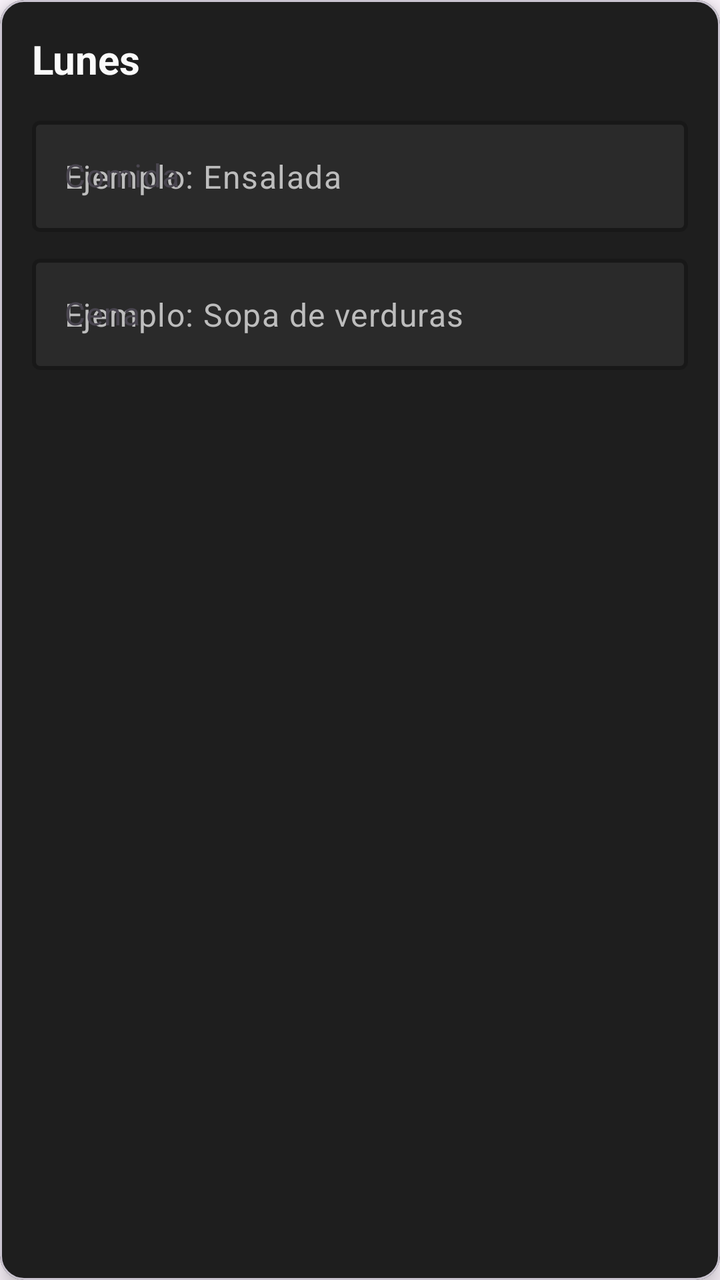
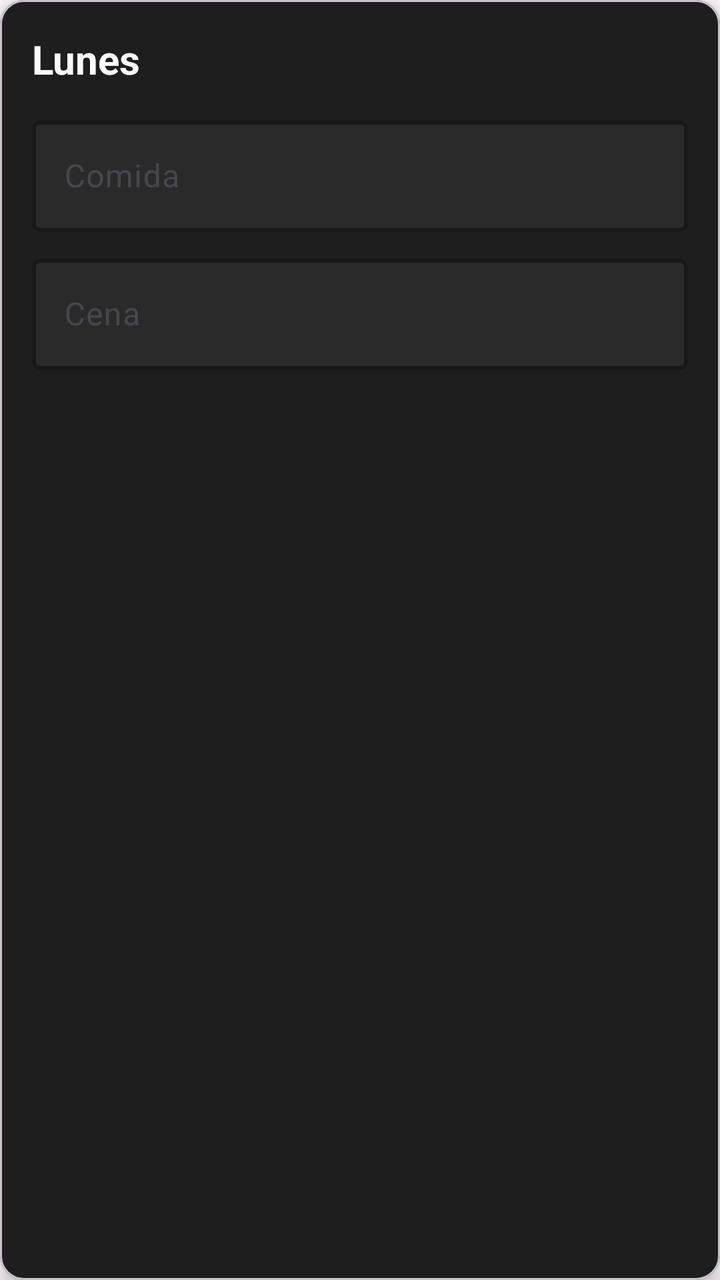

The first picture is an Android layout as it rendered before a commit; the second is the same layout after the commit. The layout source and the unified diff follow.
<!-- AndroidManifest.xml: application theme Theme.Ourmeat -->
<!-- res/layout/day_meal_item.xml -->
<?xml version="1.0" encoding="utf-8"?>
<com.google.android.material.card.MaterialCardView
  xmlns:android="http://schemas.android.com/apk/res/android"
  xmlns:app="http://schemas.android.com/apk/res-auto"
  android:layout_width="match_parent"
  android:layout_height="wrap_content"
  android:layout_marginBottom="12dp"
  app:cardCornerRadius="12dp"
  app:cardElevation="6dp"
  app:cardBackgroundColor="#1E1E1E">

  <LinearLayout
    android:layout_width="match_parent"
    android:layout_height="wrap_content"
    android:orientation="vertical"
    android:padding="16dp">

    
    <TextView
      android:id="@+id/tvDayName"
      android:layout_width="match_parent"
      android:layout_height="wrap_content"
      android:text="Lunes"
      android:textSize="20sp"
      android:textStyle="bold"
      android:textColor="#FAFAFA"
      android:layout_marginBottom="12dp" />

    
    <com.google.android.material.textfield.TextInputLayout
      android:layout_width="match_parent"
      android:layout_height="wrap_content"
      android:layout_marginBottom="8dp"
      android:hint="Comida"
      style="@style/Widget.Material3.TextInputLayout.OutlinedBox"
      app:hintTextColor="#BDBDBD"
      app:boxStrokeColor="#fa9154"
      app:boxStrokeWidth="2dp"
      app:boxBackgroundColor="#2A2A2A">

      <com.google.android.material.textfield.TextInputEditText
        android:id="@+id/etComida"
        android:layout_width="match_parent"
        android:layout_height="wrap_content"
        android:textColor="#FAFAFA"
        android:hint="Ejemplo: Ensalada"
        android:textColorHint="#BDBDBD"
        android:inputType="textCapSentences"
        android:maxLines="2" />

    </com.google.android.material.textfield.TextInputLayout>

    
    <com.google.android.material.textfield.TextInputLayout
      android:layout_width="match_parent"
      android:layout_height="wrap_content"
      android:hint="Cena"
      style="@style/Widget.Material3.TextInputLayout.OutlinedBox"
      app:hintTextColor="#BDBDBD"
      app:boxStrokeColor="#fa9154"
      app:boxStrokeWidth="2dp"
      app:boxBackgroundColor="#2A2A2A">

      <com.google.android.material.textfield.TextInputEditText
        android:id="@+id/etCena"
        android:layout_width="match_parent"
        android:layout_height="wrap_content"
        android:textColor="#FAFAFA"
        android:hint="Ejemplo: Sopa de verduras"
        android:textColorHint="#BDBDBD"
        android:inputType="textCapSentences"
        android:maxLines="2" />

    </com.google.android.material.textfield.TextInputLayout>

  </LinearLayout>

</com.google.android.material.card.MaterialCardView>
<!-- resources referenced by this layout -->
<resources>
  <style name="Theme.Ourmeat" parent="Base.Theme.Ourmeat" />
  <style name="Base.Theme.Ourmeat" parent="Theme.Material3.DayNight.NoActionBar">
      
      
    </style>
</resources>

<!-- the commit's change to res/layout/day_meal_item.xml (unified diff, before → after) -->
@@ -43,7 +43,7 @@
         android:layout_width="match_parent"
         android:layout_height="wrap_content"
         android:textColor="#FAFAFA"
-        android:hint="Ejemplo: Ensalada"
+        android:hint=""
         android:textColorHint="#BDBDBD"
         android:inputType="textCapSentences"
         android:maxLines="2" />
@@ -66,7 +66,7 @@
         android:layout_width="match_parent"
         android:layout_height="wrap_content"
         android:textColor="#FAFAFA"
-        android:hint="Ejemplo: Sopa de verduras"
+        android:hint=""
         android:textColorHint="#BDBDBD"
         android:inputType="textCapSentences"
         android:maxLines="2" />
<!-- resource entries referenced after the edit -->
@@ -1,7 +1,7 @@
 <!-- resources referenced by this layout -->
 <resources>
-  <style name="Theme.Ourmeat" parent="Base.Theme.Ourmeat" />
-  <style name="Base.Theme.Ourmeat" parent="Theme.Material3.DayNight.NoActionBar">
+  <style name="Theme.Ourmeal" parent="Base.Theme.Ourmeal" />
+  <style name="Base.Theme.Ourmeal" parent="Theme.Material3.DayNight.NoActionBar">
       
       
     </style>
